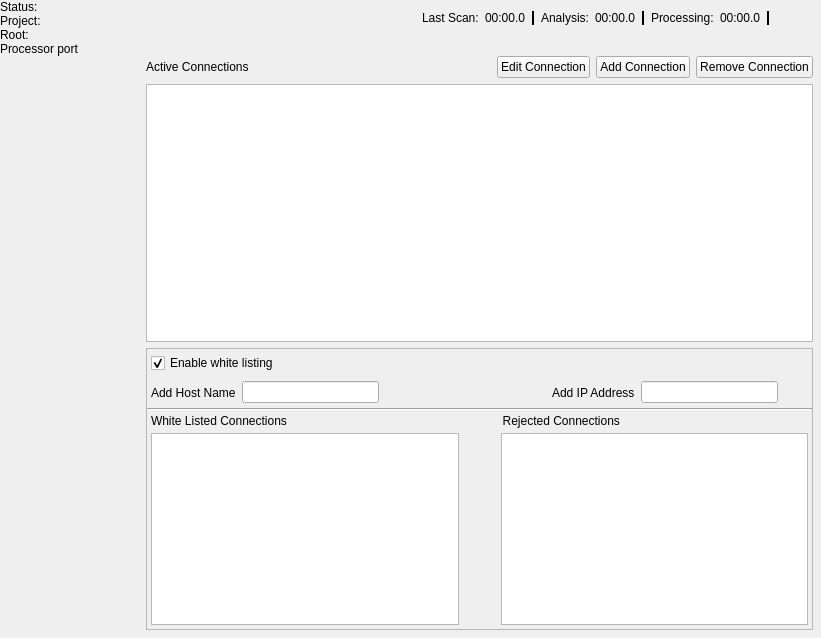
Qt form Code/Tools/AssetProcessor/native/ui/MainWindow.ui (o3de/o3de) before a commit.
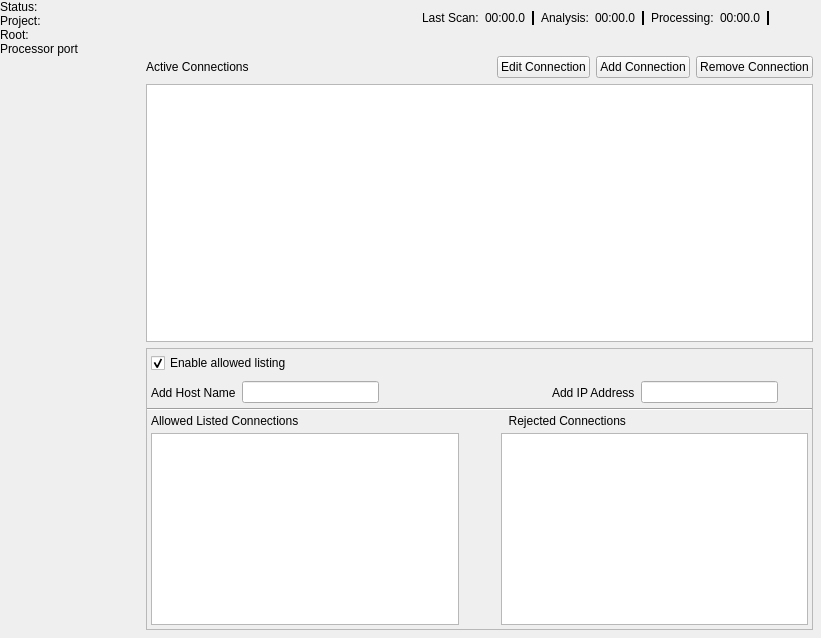
The same form after that commit. The open tabs and pages were chosen to show the change. Icons and pictures are not drawn. Custom widgets are drawn as their Qt base class.

```diff
--- a/Code/Tools/AssetProcessor/native/ui/MainWindow.ui
+++ b/Code/Tools/AssetProcessor/native/ui/MainWindow.ui
@@ -961,7 +961,7 @@
                    <string>Enable or Disable white listing. White listing is a security feature which limits what can connect to the asset processor.</string>
                   </property>
                   <property name="text">
-                   <string>Enable white listing</string>
+                   <string>Enable allowed listing</string>
                   </property>
                   <property name="checked">
                    <bool>true</bool>
@@ -1104,7 +1104,7 @@
                   <string>White listed connection are addresses, ranges and name that will be allowed to connect to the asset processor.</string>
                  </property>
                  <property name="text">
-                  <string>White Listed Connections</string>
+                  <string>Allowed Listed Connections</string>
                  </property>
                 </widget>
                </item>
```
Left out of the diff: 76 changed lines with no effect on the pictures.
